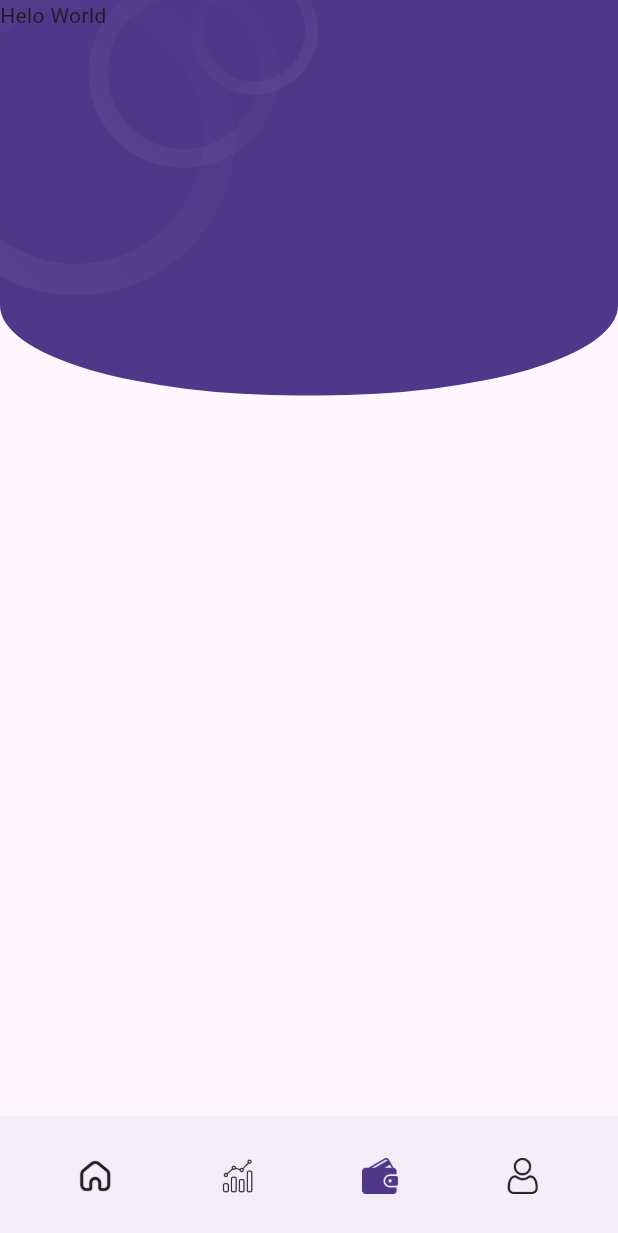
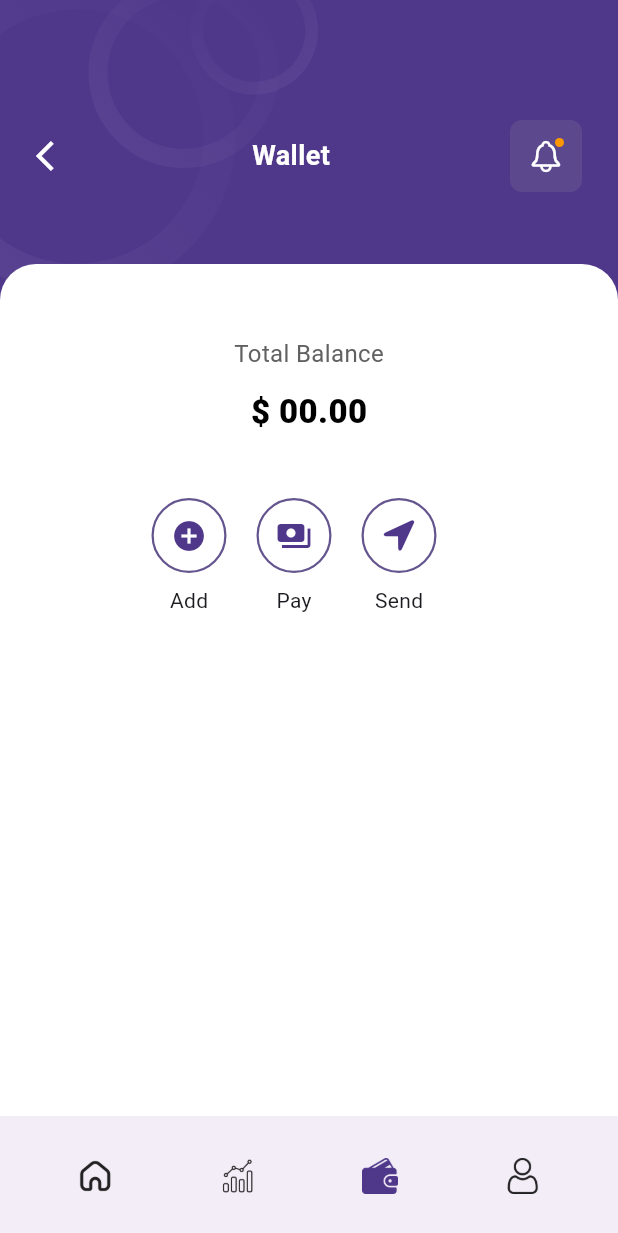
Before and after one commit to rostom17/Smart_Wallet, a Flutter app: the screen it shows after launch, item 3 of the bottom bar chosen, on a phone screen of 412 x 824 dp. Shown: the top 1233 px of the screen. Run offline on Flutter 3.47's test engine with Material 3 defaults, Android fonts, the phone set to English and light mode, and no system bars; our stand-ins replace calendar_date_picker2, connectivity_plus, dio, dotted_border, flutter_bloc, flutter_svg and 2 more; missing offline and left inert: dio_smart_retry.

Commit message:
wallet page ui design complete

```diff
--- a/lib/features/home/presentation/screens/home_screen.dart
+++ b/lib/features/home/presentation/screens/home_screen.dart
@@ -4,6 +4,7 @@ import 'package:smart_wallet/config/color_pallet.dart';
 import 'package:smart_wallet/features/home/presentation/widgets/balance_card_widget.dart';
 import 'package:smart_wallet/features/home/presentation/widgets/transection_card_widget.dart';
 import 'package:smart_wallet/features/shared/widgets/background_pattern_widget.dart';
+import 'package:smart_wallet/features/shared/widgets/notification_widget.dart';
 
 class HomeScreen extends StatelessWidget {
   const HomeScreen({super.key});
@@ -41,19 +42,7 @@ class HomeScreen extends StatelessWidget {
                     ),
                   ],
                 ),
-                Container(
-                  decoration: BoxDecoration(
-                    color: ColorPallet.secondaryColor.withAlpha(155),
-                    borderRadius: BorderRadius.circular(8),
-                  ),
-                  child: IconButton(
-                    onPressed: () {},
-                    icon: Badge(
-                      backgroundColor: Colors.orange,
-                      child: Icon(CupertinoIcons.bell, color: Colors.white),
-                    ),
-                  ),
-                ),
+                NotificationWidget(),
               ],
             ),
             const SizedBox(height: 28),
--- /dev/null
+++ b/lib/features/shared/widgets/notification_widget.dart
@@ -0,0 +1,24 @@
+import 'package:flutter/material.dart';
+import 'package:flutter/cupertino.dart';
+import 'package:smart_wallet/config/color_pallet.dart';
+
+class NotificationWidget extends StatelessWidget {
+  const NotificationWidget({super.key});
+
+  @override
+  Widget build(BuildContext context) {
+    return Container(
+      decoration: BoxDecoration(
+        color: ColorPallet.secondaryColor.withAlpha(155),
+        borderRadius: BorderRadius.circular(8),
+      ),
+      child: IconButton(
+        onPressed: () {},
+        icon: Badge(
+          backgroundColor: Colors.orange,
+          child: Icon(CupertinoIcons.bell, color: Colors.white),
+        ),
+      ),
+    );
+  }
+}
--- a/lib/features/wallet/presentation/screens/wallet_screen.dart
+++ b/lib/features/wallet/presentation/screens/wallet_screen.dart
@@ -1,5 +1,8 @@
 import 'package:flutter/cupertino.dart';
+import 'package:flutter/material.dart';
+import 'package:smart_wallet/config/color_pallet.dart';
 import 'package:smart_wallet/features/shared/widgets/background_pattern_widget.dart';
+import 'package:smart_wallet/features/shared/widgets/notification_widget.dart';
 
 class WalletScreen extends StatelessWidget {
   const WalletScreen({super.key});
@@ -7,7 +10,118 @@ class WalletScreen extends StatelessWidget {
   @override
   Widget build(BuildContext context) {
     return BackgroundPatternWidget(
-      yourWidgetTree: Column(children: [Text("Helo World")]),
+      yourWidgetTree: Padding(
+        padding: const EdgeInsets.only(top: 80),
+        child: Column(
+          children: [
+            Padding(
+              padding: EdgeInsets.symmetric(horizontal: 24),
+              child: Row(
+                mainAxisAlignment: MainAxisAlignment.spaceBetween,
+                children: [
+                  InkWell(
+                    onTap: () {},
+                    child: Icon(Icons.arrow_back_ios, color: Colors.white),
+                  ),
+                  Text(
+                    "Wallet",
+                    style: TextStyle(
+                      fontSize: 18,
+                      fontWeight: FontWeight.w600,
+                      color: Colors.white,
+                    ),
+                  ),
+                  NotificationWidget(),
+                ],
+              ),
+            ),
+            const SizedBox(height: 48),
+            ConstrainedBox(
+              constraints: BoxConstraints(minHeight: 600),
+              child: Container(
+                width: double.maxFinite,
+                decoration: BoxDecoration(
+                  color: Colors.white,
+                  borderRadius: BorderRadius.only(
+                    topLeft: Radius.circular(24),
+                    topRight: Radius.circular(24),
+                  ),
+                ),
+                child: Column(
+                  children: [
+                    const SizedBox(height: 48),
+                    Text(
+                      "Total Balance",
+                      style: TextStyle(
+                        color: Colors.grey.shade700,
+                        fontSize: 16,
+                      ),
+                    ),
+                    const SizedBox(height: 12),
+                    Text(
+                      "\$ 00.00",
+                      style: TextStyle(
+                        fontSize: 22,
+                        fontWeight: FontWeight.w800,
+                        color: Colors.black,
+                      ),
+                    ),
+                    const SizedBox(height: 42),
+                    Row(
+                      mainAxisAlignment: MainAxisAlignment.center,
+                      children: [
+                        _builActionButton(
+                          icon: Icons.add_circle,
+                          label: "Add",
+                          onTap: () {},
+                        ),
+                        const SizedBox(width: 20),
+                        _builActionButton(
+                          icon: Icons.payments,
+                          label: "Pay",
+                          onTap: () {},
+                        ),
+                        const SizedBox(width: 20),
+                        _builActionButton(
+                          icon: CupertinoIcons.location_fill,
+                          label: "Send",
+                          onTap: () {},
+                        ),
+                        const SizedBox(width: 20),
+                      ],
+                    ),
+                  ],
+                ),
+              ),
+            ),
+          ],
+        ),
+      ),
+    );
+  }
+
+  Widget _builActionButton({
+    required String label,
+    required IconData icon,
+    required VoidCallback onTap,
+  }) {
+    return Column(
+      children: [
+        GestureDetector(
+          onTap: onTap,
+          child: Container(
+            height: 50,
+            width: 50,
+            decoration: BoxDecoration(
+              shape: BoxShape.circle,
+              border: Border.all(color: ColorPallet.secondaryColor, width: 1.5),
+            ),
+            child: Icon(icon, color: ColorPallet.primaryColor),
+          ),
+        ),
+        const SizedBox(height: 8),
+        Text(label),
+      ],
     );
   }
 }
```
